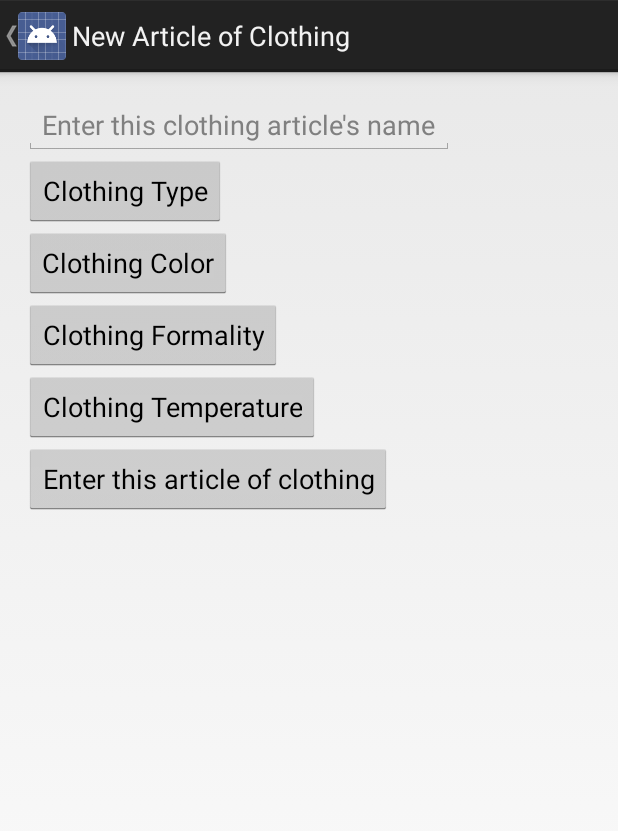
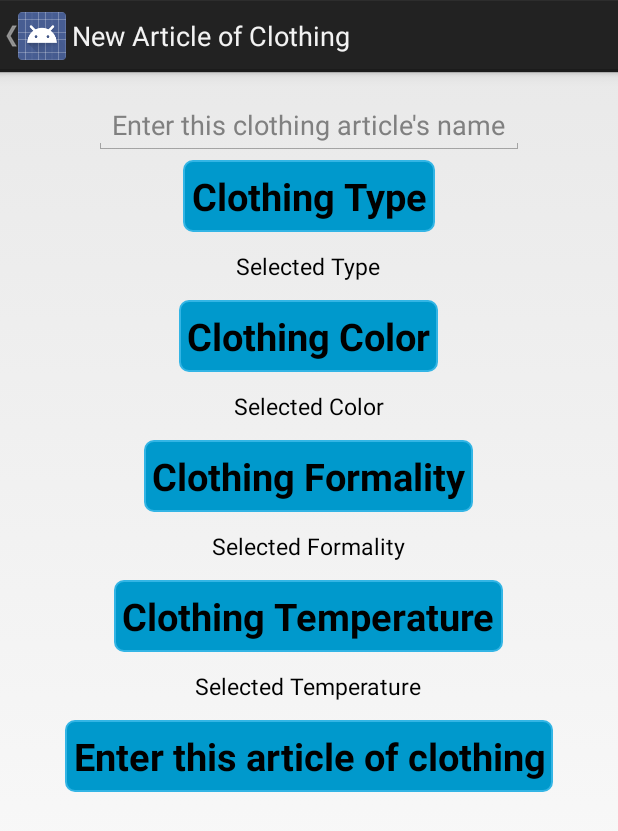
Before and after one commit to SheridanLGrant/Fab-Fashion, an Android app: the EnterArticle screen opened directly, with no data from a screen before it, on a phone screen of 412 x 824 dp. Shown: the top 831 px of the screen. Run offline under Robolectric (Android 15) with nearby library versions, the phone set to English and light mode, and no system bars.

Commit message:
some nice style additions

```diff
--- /dev/null
+++ b/app/src/main/res/drawable-hdpi/text_buttons.xml
@@ -0,0 +1,22 @@
+<?xml version="1.0" encoding="utf-8" ?>
+
+<!--Thanks to Xamarin for the code outline: http://developer.xamarin.com/recipes/android/resources/general/style_a_button/-->
+
+<selector xmlns:android="http://schemas.android.com/apk/res/android">
+    <item>
+        <shape>
+            <solid
+                android:color="#0099CC" />
+            <stroke
+                android:width="1dp"
+                android:color="#33B5E5" />
+            <corners
+                android:radius="6dp" />
+            <padding
+                android:left="10dp"
+                android:top="10dp"
+                android:right="10dp"
+                android:bottom="10dp" />
+        </shape>
+    </item>
+</selector>
--- a/app/src/main/res/layout/activity_enter_article.xml
+++ b/app/src/main/res/layout/activity_enter_article.xml
@@ -15,89 +15,99 @@
         android:id="@+id/clothingName"
         android:hint="@string/enter_clothing_name"
         android:layout_width="wrap_content"
-        android:layout_height="wrap_content" />
+        android:layout_height="wrap_content"
+        android:layout_centerHorizontal="true"/>
 
     <Button
+        android:background="@drawable/text_buttons"
+        style="@style/button_text"
         android:layout_width="wrap_content"
         android:layout_height="wrap_content"
         android:text="@string/clothing_type"
         android:id="@+id/button_type"
         android:onClick="showPopUpType"
         android:layout_below="@+id/clothingName"
-        android:layout_alignParentLeft="true"
-        android:layout_alignParentStart="true" />
+        android:layout_centerHorizontal="true"/>
 
     <Button
+        android:background="@drawable/text_buttons"
+        style="@style/button_text"
         android:layout_width="wrap_content"
         android:layout_height="wrap_content"
         android:text="@string/clothing_color"
         android:id="@+id/button_color"
         android:onClick="showPopUpColor"
-        android:layout_below="@+id/button_type"
-        android:layout_alignParentLeft="true"
-        android:layout_alignParentStart="true" />
+        android:layout_below="@+id/selected_type"
+        android:layout_centerHorizontal="true" />
 
     <Button
+        android:background="@drawable/text_buttons"
+        style="@style/button_text"
         android:layout_width="wrap_content"
         android:layout_height="wrap_content"
         android:text="@string/clothing_formality"
         android:id="@+id/button_formality"
         android:onClick="showPopUpFormality"
-        android:layout_below="@+id/button_color"
-        android:layout_alignParentLeft="true"
-        android:layout_alignParentStart="true" />
+        android:layout_below="@+id/selected_color"
+        android:layout_centerHorizontal="true" />
 
     <Button
+        android:background="@drawable/text_buttons"
+        style="@style/button_text"
         android:layout_width="wrap_content"
         android:layout_height="wrap_content"
         android:text="@string/clothing_temperature"
         android:id="@+id/button_temperature"
         android:onClick="showPopUpTemperature"
-        android:layout_below="@+id/button_formality"
-        android:layout_alignParentLeft="true"
-        android:layout_alignParentStart="true" />
+        android:layout_below="@+id/selected_formality"
+        android:layout_centerHorizontal="true" />
 
     <Button
+        android:background="@drawable/text_buttons"
+        style="@style/button_text"
         android:text="@string/enter_item"
         android:onClick="enterItem"
         android:layout_width="wrap_content"
         android:layout_height="wrap_content"
         android:id="@+id/button_enter_article"
-        android:layout_below="@+id/button_temperature"
-        android:layout_alignParentLeft="true"
-        android:layout_alignParentStart="true" />
+        android:layout_below="@+id/selected_temperature"
+        android:layout_centerHorizontal="true" />
 
     <TextView
+        android:text="@string/selected_type"
+        style="@style/enter_article_text"
         android:layout_width="wrap_content"
         android:layout_height="wrap_content"
         android:id="@+id/selected_type"
-        android:layout_above="@+id/button_color"
-        android:layout_toRightOf="@+id/button_type"
-        android:layout_toEndOf="@+id/button_type" />
+        android:layout_centerHorizontal="true"
+        android:layout_below="@+id/button_type" />
 
     <TextView
+        android:text="@string/selected_color"
+        style="@style/enter_article_text"
         android:layout_width="wrap_content"
         android:layout_height="wrap_content"
         android:id="@+id/selected_color"
-        android:layout_alignBottom="@+id/button_color"
-        android:layout_toRightOf="@+id/button_type"
-        android:layout_toEndOf="@+id/button_type" />
+        android:layout_below="@+id/button_color"
+        android:layout_centerHorizontal="true" />
 
     <TextView
+        android:text="@string/selected_formality"
+        style="@style/enter_article_text"
         android:layout_width="wrap_content"
         android:layout_height="wrap_content"
         android:id="@+id/selected_formality"
-        android:layout_above="@+id/button_temperature"
-        android:layout_toRightOf="@+id/button_formality"
-        android:layout_toEndOf="@+id/button_formality" />
+        android:layout_below="@+id/button_formality"
+        android:layout_centerHorizontal="true" />
 
     <TextView
+        android:text="@string/selected_temperature"
+        style="@style/enter_article_text"
         android:layout_width="wrap_content"
         android:layout_height="wrap_content"
         android:id="@+id/selected_temperature"
-        android:layout_above="@+id/button_enter_article"
-        android:layout_toRightOf="@+id/button_temperature"
-        android:layout_toEndOf="@+id/button_temperature" />
+        android:layout_centerHorizontal="true"
+        android:layout_below="@+id/button_temperature" />
 
 
 </RelativeLayout>
--- a/app/src/main/res/values/strings.xml
+++ b/app/src/main/res/values/strings.xml
@@ -9,7 +9,7 @@
 
     <string name="wardrobe">Welcome to Your Wardrobe</string>
     <string name="action_enter_item">Enter a new article of clothing.</string>
-    <string name="action_choose_outfit">Choose an outfit for today.</string>
+    <string name="action_choose_outfit">Choose an outfit for today</string>
 
 
     <string name="enter_article">Enter an Article of Clothing</string>
@@ -19,6 +19,10 @@
     <string name="clothing_temperature">Clothing Temperature</string>
     <string name="enter_clothing_name">Enter this clothing article\'s name</string>
     <string name="enter_item">Enter this article of clothing</string>
+    <string name="selected_type">Selected Type</string>
+    <string name="selected_color">Selected Color</string>
+    <string name="selected_formality">Selected Formality</string>
+    <string name="selected_temperature">Selected Temperature</string>
 
 
     <string name="temperature_preference">Temperature Preference</string>
--- a/app/src/main/res/values/styles.xml
+++ b/app/src/main/res/values/styles.xml
@@ -5,4 +5,38 @@
         <!-- Customize your theme here. -->
     </style>
 
+    <!--Thanks to Xamarin for the code outline: http://developer.xamarin.com/recipes/android/resources/general/style_a_button/-->
+    <style name="button_text">
+        <item name="android:layout_width">fill_parent</item>
+        <item name="android:layout_height">wrap_content</item>
+        <item name="android:textColor">#000000</item>
+        <item name="android:gravity">center</item>
+        <item name="android:layout_margin">3dp</item>
+        <item name="android:textSize">25dp</item>
+        <item name="android:textStyle">bold</item>
+        <item name="android:padding">5dp</item>
+    </style>
+
+    <style name="text_only">
+        <item name="android:layout_width">fill_parent</item>
+        <item name="android:layout_height">wrap_content</item>
+        <item name="android:textColor">#0099CC</item>
+        <item name="android:gravity">center</item>
+        <item name="android:layout_margin">3dp</item>
+        <item name="android:textSize">20dp</item>
+        <item name="android:paddingTop">10dp</item>
+        <item name="android:paddingBottom">10dp</item>
+    </style>
+
+    <style name="enter_article_text">
+        <item name="android:layout_width">fill_parent</item>
+        <item name="android:layout_height">wrap_content</item>
+        <item name="android:textColor">#000000</item>
+        <item name="android:gravity">center</item>
+        <item name="android:layout_margin">3dp</item>
+        <item name="android:textSize">15dp</item>
+        <item name="android:paddingTop">5dp</item>
+        <item name="android:paddingBottom">5dp</item>
+    </style>
+
 </resources>
```
Also changed, not shown: app/src/main/res/layout/activity_choose_outfit.xml (+10 -11 lines), app/src/main/res/layout/activity_view_outfits.xml (+16 -10 lines).
